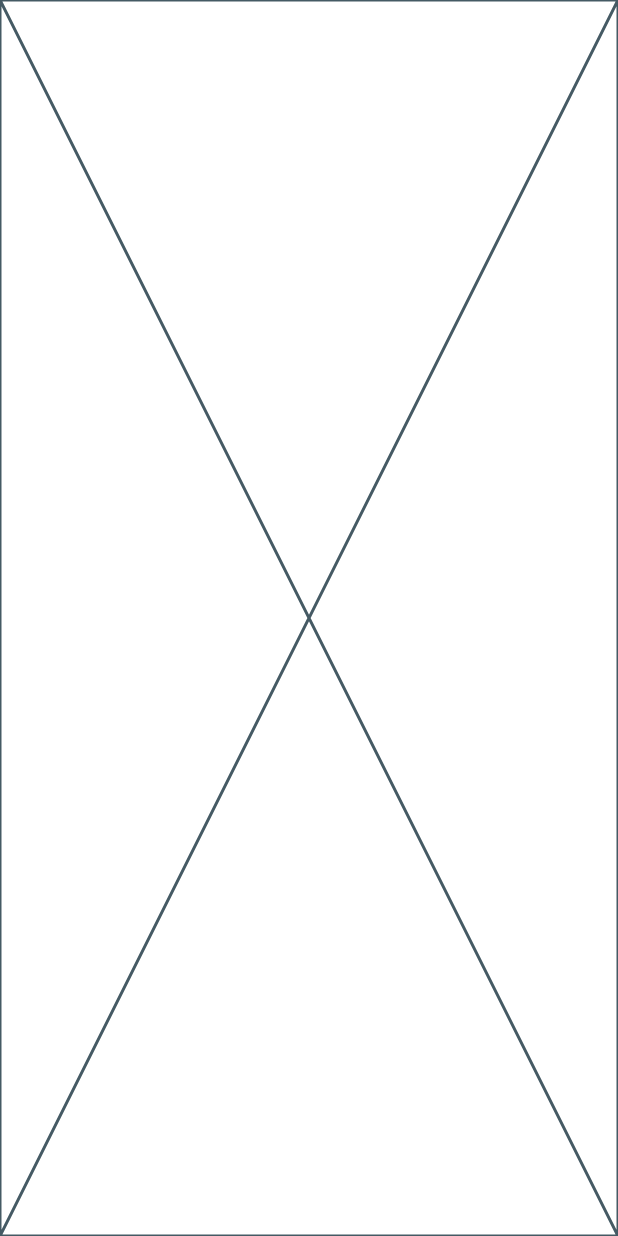
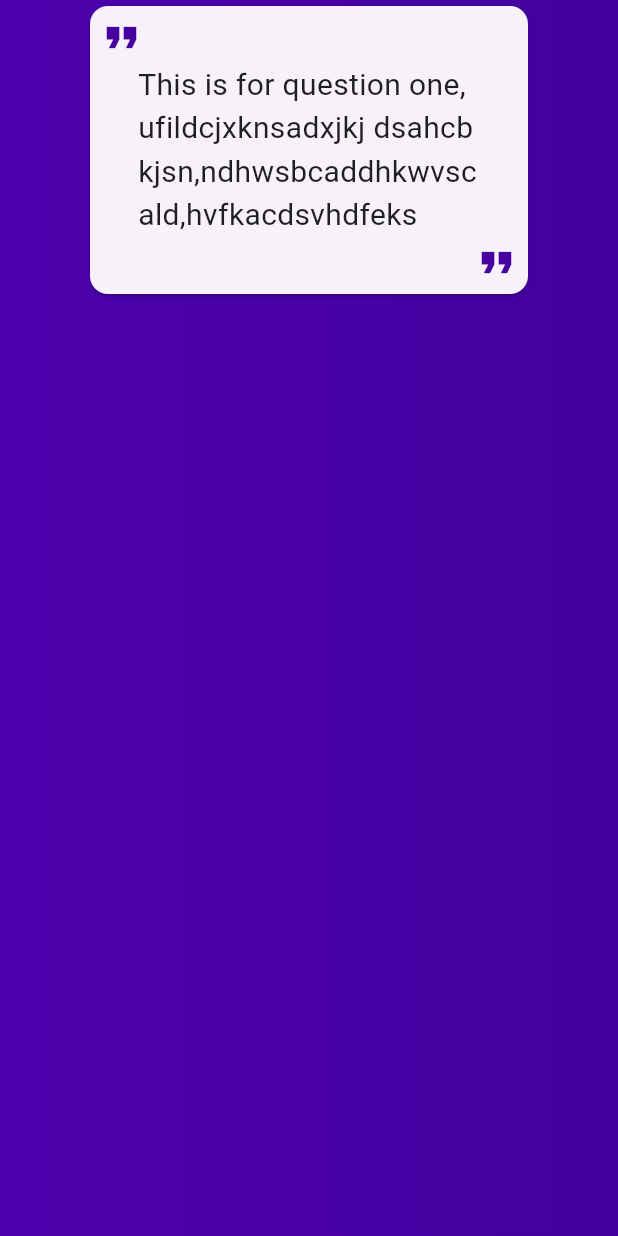
Before and after one commit to Lizdev-05/quiz_app, a Flutter app: the screen it shows after launch, after a tap on "Get Started", after a tap on "Login", on a phone screen of 412 x 824 dp. Run offline on Flutter 3.47's test engine with Material 3 defaults, Android fonts, the phone set to English and light mode, and no system bars; our stand-ins replace google_fonts.

Commit message:
Create the question box

```diff
--- a/lib/questions_screen.dart
+++ b/lib/questions_screen.dart
@@ -1,4 +1,5 @@
 import 'package:flutter/material.dart';
+import 'package:google_fonts/google_fonts.dart';
 
 class QuestionsScreen extends StatefulWidget {
   const QuestionsScreen({super.key});
@@ -10,6 +11,65 @@ class QuestionsScreen extends StatefulWidget {
 class _QuestionsScreenState extends State<QuestionsScreen> {
   @override
   Widget build(BuildContext context) {
-    return const Placeholder();
+    return MaterialApp(
+      home: Container(
+        decoration: const BoxDecoration(
+          gradient: LinearGradient(
+            colors: [
+              Color.fromARGB(255, 75, 1, 171),
+              Color.fromARGB(255, 69, 0, 159)
+            ],
+          ),
+        ),
+        child: SafeArea(
+          child: Column(
+            children: [
+              SizedBox(
+                height: 200,
+                width: 300,
+                child: Stack(
+                  children: [
+                    Card(
+                      child: Padding(
+                        padding: const EdgeInsets.all(32.0),
+                        child: Center(
+                          child: SingleChildScrollView(
+                            child: Text(
+                              "This is for question one, ufildcjxknsadxjkj dsahcbkjsn,ndhwsbcaddhkwvscald,hvfkacdsvhdfeks",
+                              style: GoogleFonts.roboto(
+                                fontSize: 20,
+                                color: Color.fromARGB(255, 32, 31, 31),
+                              ),
+                            ),
+                          ),
+                        ),
+                      ),
+                    ),
+                    const Positioned(
+                      top: 8,
+                      left: 8,
+                      child: Icon(
+                        Icons.format_quote,
+                        color: Color.fromARGB(255, 69, 0, 159),
+                        size: 34,
+                      ),
+                    ),
+                    const Positioned(
+                      bottom: 8,
+                      right: 8,
+                      child: Icon(
+                        Icons.format_quote,
+                        color: Color.fromARGB(255, 69, 0, 159),
+                        size: 34,
+                      ),
+                    ),
+                  ],
+                ),
+              )
+            ],
+          ),
+        ),
+      ),
+    );
   }
 }
```
Also changed, not shown: lib/gradient.dart (+7 -4 lines).
